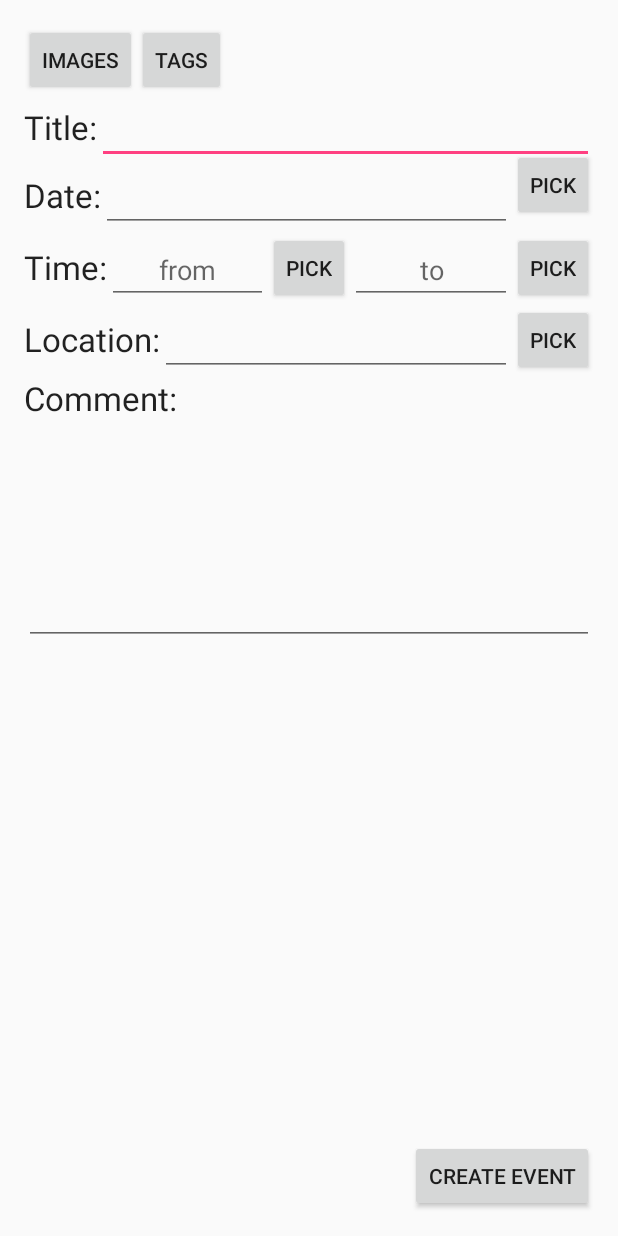
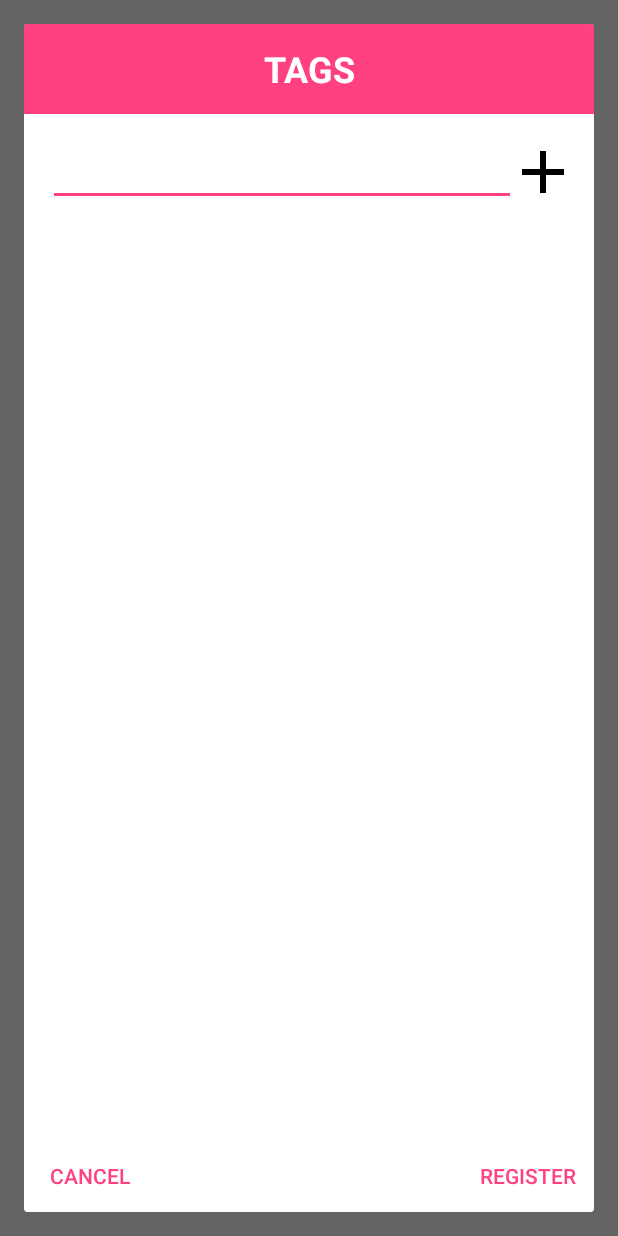
Before and after one commit to lumisce/ReMemo, an Android app: the EventInputActivity screen opened directly, with no data from a screen before it, after a tap on "TAGS", on a phone screen of 412 x 824 dp. Run offline under Robolectric (Android 15) with nearby library versions, the phone set to English and light mode, and no system bars; libraries missing offline, so code that uses them is left out: io.realm; 4 statements that could not run were skipped.

Commit message:
Make TagInputDialog add tags, fix FAB logic

```diff
--- a/app/src/main/java/cs1193/admu/finalproject/EventInputActivity.java
+++ b/app/src/main/java/cs1193/admu/finalproject/EventInputActivity.java
@@ -144,4 +144,9 @@ public class EventInputActivity extends AppCompatActivity {
         d.show();
     }
 
+    public void setTags(View v) {
+        Dialog d = new TagInputDialog(this);
+        d.show();
+    }
+
 }
--- a/app/src/main/java/cs1193/admu/finalproject/TagInputDialog.java
+++ b/app/src/main/java/cs1193/admu/finalproject/TagInputDialog.java
@@ -2,12 +2,75 @@ package cs1193.admu.finalproject;
 
 import android.app.Dialog;
 import android.content.Context;
+import android.content.SharedPreferences;
+import android.os.Bundle;
+import android.preference.PreferenceManager;
+import android.view.View;
+import android.widget.Button;
+import android.widget.EditText;
+import android.widget.ImageButton;
+import android.widget.ListView;
+
+import java.util.UUID;
+
+import cs1193.admu.finalproject.model.Tag;
+import io.realm.OrderedRealmCollection;
+import io.realm.Realm;
 
 /**
  * Created by candy on 7/18/16.
  */
 public class  TagInputDialog extends Dialog {
+
+    private OrderedRealmCollection<Tag> tags;
+    SharedPreferences prefs;
+    EditText etAdd;
+
     public TagInputDialog(Context context) {
         super(context);
     }
+
+    @Override
+    protected void onCreate(Bundle savedInstanceState) {
+        super.onCreate(savedInstanceState);
+        setContentView(R.layout.dialog_tag_input);
+        prefs = PreferenceManager.getDefaultSharedPreferences(getContext());
+        ListView lv = (ListView) findViewById(R.id.lv_tag_input);
+        Realm realm = Realm.getDefaultInstance();
+        tags = realm.where(Tag.class)
+                .equalTo("userId", prefs.getString("id", ""))
+                .findAll();
+        //get event
+        lv.setAdapter(new TagInputListAdapter(getContext(), tags));
+        Button btnOk = (Button) findViewById(R.id.btn_tags_ok);
+        btnOk.setOnClickListener(new View.OnClickListener() {
+            @Override
+            public void onClick(View v) {
+                // TODO: 7/21/16 do sth?
+                dismiss();
+            }
+        });
+        Button btnCancel = (Button) findViewById(R.id.btn_tags_cancel);
+        btnCancel.setOnClickListener(new View.OnClickListener() {
+            @Override
+            public void onClick(View v) {
+                cancel();
+            }
+        });
+        etAdd = (EditText) findViewById(R.id.et_tag_input);
+        ImageButton btnAdd = (ImageButton) findViewById(R.id.btn_add_tag);
+        btnAdd.setOnClickListener(new View.OnClickListener() {
+            @Override
+            public void onClick(View v) {
+                Realm realm = Realm.getDefaultInstance();
+                realm.beginTransaction();
+                Tag t = realm.createObject(Tag.class, UUID.randomUUID().toString());
+                t.setUserId(prefs.getString("id", ""));
+                t.setName(etAdd.getText().toString());
+                realm.commitTransaction();
+                etAdd.setText("");
+            }
+        });
+
+    }
 }
--- a/app/src/main/res/layout/dialog_tag_input.xml
+++ b/app/src/main/res/layout/dialog_tag_input.xml
@@ -1,6 +1,55 @@
 <?xml version="1.0" encoding="utf-8"?>
-<LinearLayout xmlns:android="http://schemas.android.com/apk/res/android"
-    android:orientation="vertical" android:layout_width="match_parent"
-    android:layout_height="match_parent">
+<RelativeLayout xmlns:android="http://schemas.android.com/apk/res/android"
+    xmlns:tools="http://schemas.android.com/tools"
+    android:layout_width="match_parent"
+    android:layout_height="wrap_content"
+    tools:context=".TagInputDialog">
 
-</LinearLayout>
+    <TextView
+        android:layout_width="match_parent"
+        android:layout_height="60dp"
+        android:textSize="24sp"
+        android:textColor="@android:color/primary_text_dark"
+        android:textStyle="bold"
+        android:id="@+id/tv_tags_title"
+        android:text="TAGS"
+        android:layout_alignParentTop="true"
+        android:gravity="center"
+        android:background="@color/colorAccent" />
+
+    <include layout="@layout/dialog_tag_input_add"
+        android:id="@+id/tag_input_row"
+        android:layout_height="wrap_content"
+        android:layout_width="match_parent"
+        android:layout_below="@id/tv_tags_title" />
+
+    <ListView
+        android:layout_width="wrap_content"
+        android:layout_height="wrap_content"
+        android:id="@+id/lv_tag_input"
+        android:layout_below="@+id/tag_input_row"
+        android:layout_alignParentStart="true"
+        android:layout_above="@+id/btn_tags_cancel" />
+
+    <Button
+        android:layout_width="wrap_content"
+        android:layout_height="wrap_content"
+        android:text="@string/cancel"
+        android:id="@+id/btn_tags_cancel"
+        style="@style/Widget.AppCompat.Button.Borderless.Colored"
+        android:layout_gravity="center_vertical"
+        android:layout_alignParentBottom="true"
+        android:layout_alignParentStart="true" />
+
+    <Button
+        android:layout_width="wrap_content"
+        android:layout_height="wrap_content"
+        android:text="@string/register_txt"
+        android:id="@+id/btn_tags_ok"
+        style="@style/Widget.AppCompat.Button.Borderless.Colored"
+        android:layout_gravity="center_vertical"
+        android:layout_alignParentBottom="true"
+        android:layout_alignParentEnd="true" />
+
+
+</RelativeLayout>
--- /dev/null
+++ b/app/src/main/res/layout/dialog_tag_input_add.xml
@@ -0,0 +1,25 @@
+<?xml version="1.0" encoding="utf-8"?>
+<RelativeLayout xmlns:android="http://schemas.android.com/apk/res/android"
+    android:layout_width="match_parent"
+    android:layout_height="match_parent"
+    android:padding="16dp">
+
+    <EditText
+        android:layout_width="match_parent"
+        android:layout_height="wrap_content"
+        android:id="@+id/et_tag_input"
+        android:layout_alignParentTop="true"
+        android:layout_alignParentStart="true"
+        android:layout_toStartOf="@+id/btn_add_tag"/>
+
+    <ImageButton
+        android:layout_width="36dp"
+        android:layout_height="36dp"
+        android:id="@+id/btn_add_tag"
+        android:src="@drawable/ic_add_black_24dp"
+        android:layout_alignParentTop="true"
+        android:layout_alignParentEnd="true"
+        android:layout_alignBottom="@+id/et_tag_input"
+        android:background="@android:color/transparent" />
+
+</RelativeLayout>
```
Also changed, not shown: app/src/main/java/cs1193/admu/finalproject/MainActivity.java (+2 -15 lines), app/src/main/java/cs1193/admu/finalproject/RegisterDialog.java (+2 -10 lines), app/src/main/java/cs1193/admu/finalproject/TagInputListAdapter.java (added, +40 -0 lines), app/src/main/java/cs1193/admu/finalproject/model/Tag.java (+9 -0 lines), app/src/main/res/layout/dialog_register.xml (+6 -6 lines), app/src/main/res/layout/dialog_tag_input_row.xml (added, +14 -0 lines).
